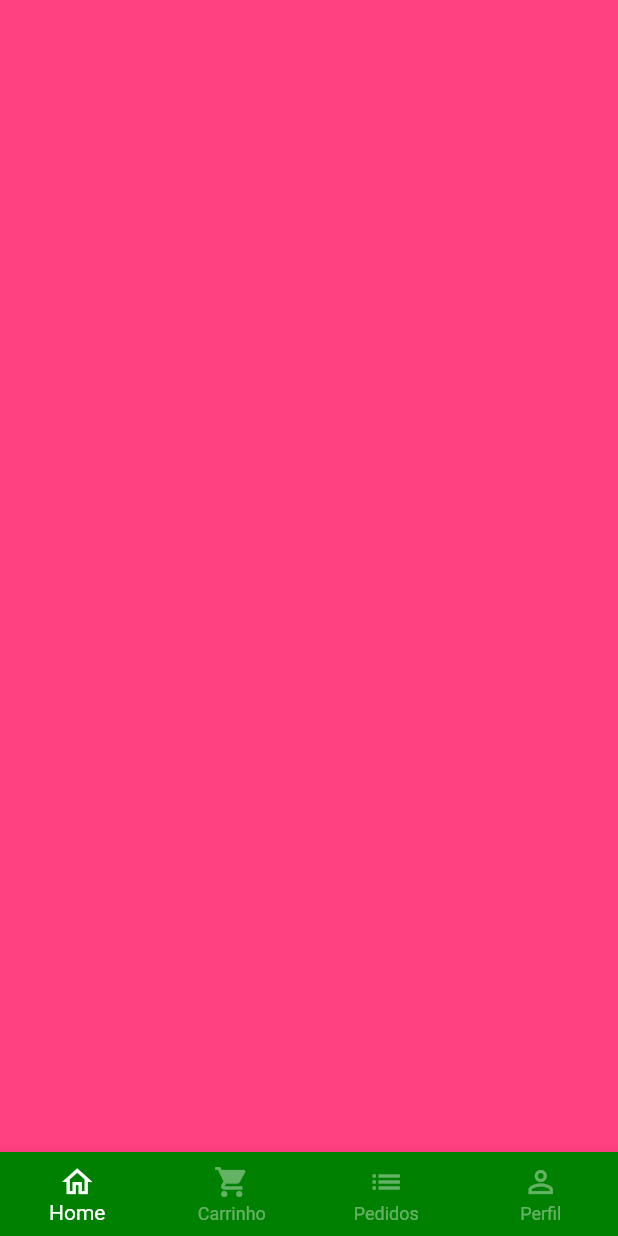
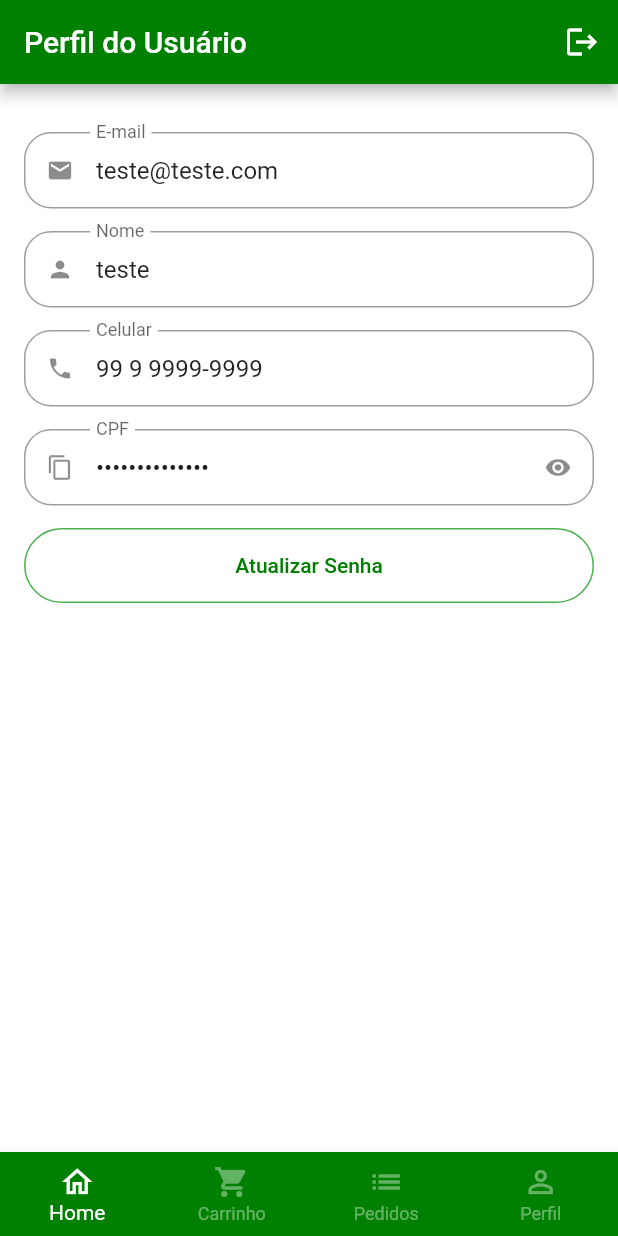
Before and after one commit to laisriquieri/hortifruti-flutter, a Flutter app: the BaseScreen screen opened directly, swiped to page 4, on a phone screen of 412 x 824 dp. Run offline on Flutter 3.47's test engine with Material 2 defaults, Android fonts, the light colour scheme and no system bars; our stand-ins replace animated_text_kit, badges, mask_text_input_formatter.

Commit message:
parte do perfil

```diff
--- a/lib/src/config/app_data.dart
+++ b/lib/src/config/app_data.dart
@@ -1,5 +1,6 @@
 import 'package:app_comerce/src/models/cart_item_model.dart';
 import 'package:app_comerce/src/models/item_model.dart';
+import 'package:app_comerce/src/models/user_model.dart';
 
 ItemModel apple = ItemModel(
   description:
@@ -87,3 +88,10 @@ List<CartItemModel> cartItems = [
     quantity: 3,
   ),
 ];
+
+UserModel user = UserModel(
+    name: 'teste',
+    email: 'teste@teste.com',
+    phone: '99 9 9999-9999',
+    cpf: '999.999.999-99',
+    password: '');
--- /dev/null
+++ b/lib/src/models/user_model.dart
@@ -0,0 +1,15 @@
+class UserModel {
+  String name;
+  String email;
+  String phone;
+  String cpf;
+  String password;
+
+  UserModel({
+    required this.name,
+    required this.email,
+    required this.phone,
+    required this.cpf,
+    required this.password,
+  });
+}
--- a/lib/src/pages/auth/sign_up_screen.dart
+++ b/lib/src/pages/auth/sign_up_screen.dart
@@ -3,7 +3,7 @@ import 'package:app_comerce/src/config/custom_colors.dart';
 import 'package:flutter/material.dart';
 import 'package:mask_text_input_formatter/mask_text_input_formatter.dart';
 
-import 'components/custom_text_field.dart';
+import '../cummon_widgets/custom_text_field.dart';
 
 class SignUpScreen extends StatelessWidget {
   SignUpScreen({Key? key}) : super(key: key);
--- a/lib/src/pages/auth/sing_in_screen.dart
+++ b/lib/src/pages/auth/sing_in_screen.dart
@@ -5,7 +5,7 @@ import 'package:app_comerce/src/config/custom_colors.dart';
 import 'package:app_comerce/src/pages/auth/sign_up_screen.dart';
 import 'package:flutter/material.dart';
 import '../base/base_screen.dart';
-import 'components/custom_text_field.dart';
+import '../cummon_widgets/custom_text_field.dart';
 
 
 
--- a/lib/src/pages/base/base_screen.dart
+++ b/lib/src/pages/base/base_screen.dart
@@ -1,6 +1,7 @@
 
 import 'package:app_comerce/src/config/custom_colors.dart';
 import 'package:app_comerce/src/pages/cart/cart_tab.dart';
+import 'package:app_comerce/src/pages/profile/profile_tab.dart';
 import 'package:flutter/material.dart';
 
 import '../home/home_tab.dart';
@@ -27,9 +28,9 @@ class _BaseScreenState extends State<BaseScreen> {
         controller: pageController,
         children: [
           const HomeTab(),
-          CartTab(),
+          const CartTab(),
           Container(color: Colors.greenAccent, ),
-          Container(color: Colors.pinkAccent, ),
+          const ProfileTab(),
         ],
       ),
       bottomNavigationBar: BottomNavigationBar(
--- a/lib/src/pages/auth/components/custom_text_field.dart
+++ b/lib/src/pages/cummon_widgets/custom_text_field.dart
@@ -8,6 +8,8 @@ class CustomTextField extends StatefulWidget {
   final String label;
   final bool isSecret;
   final List<TextInputFormatter>? inputFormatters;
+  final String? initialValue;
+  final bool readOnly;
 
 
   const CustomTextField({
@@ -16,6 +18,8 @@ class CustomTextField extends StatefulWidget {
     required this.label,
     this.isSecret = false,
     this.inputFormatters,
+    this.initialValue,
+    this.readOnly = false,
   }) : super(key: key);
 
   @override
@@ -38,6 +42,9 @@ class _CustomTextFieldState extends State<CustomTextField> {
         bottom: 15
       ),
       child: TextFormField(
+        readOnly: widget.readOnly,
+        initialValue: widget.initialValue,
+
         inputFormatters: widget.inputFormatters,
         obscureText: isObscure,
         decoration: InputDecoration(
--- /dev/null
+++ b/lib/src/pages/profile/profile_tab.dart
@@ -0,0 +1,80 @@
+import 'package:app_comerce/src/pages/cummon_widgets/custom_text_field.dart';
+import 'package:flutter/material.dart';
+import 'package:app_comerce/src/config/app_data.dart' as appData;
+
+class ProfileTab extends StatelessWidget {
+  const ProfileTab({Key? key}) : super(key: key);
+
+  @override
+  Widget build(BuildContext context) {
+    return Scaffold(
+      appBar: AppBar(
+        title: const Text(
+          'Perfil do Usuário',
+        ),
+        actions: [
+          IconButton(
+            onPressed: () {},
+            icon: const Icon(
+              Icons.logout,
+            ),
+          ),
+        ],
+      ),
+      body: ListView(
+        physics: const BouncingScrollPhysics(),
+        padding: const EdgeInsets.fromLTRB(16, 32, 16, 16),
+        children: [
+          //Email
+          CustomTextField(
+              readOnly: true,
+              initialValue: appData.user.email,
+              icon: Icons.email,
+              label: 'E-mail'),
+
+          //Nome
+          CustomTextField(
+              readOnly: true,
+              initialValue: appData.user.name,
+              icon: Icons.person,
+              label: 'Nome'),
+
+          //Celular
+          CustomTextField(
+              readOnly: true,
+              initialValue: appData.user.phone,
+              icon: Icons.phone,
+              label: 'Celular'),
+
+          //CPF
+          CustomTextField(
+            readOnly: true,
+            initialValue: appData.user.cpf,
+            icon: Icons.copy,
+            label: 'CPF',
+            isSecret: true,
+          ),
+
+          //Botão atualizar senha
+          SizedBox(
+            height: 50,
+            child: OutlinedButton(
+              style: OutlinedButton.styleFrom(
+                side: const BorderSide(
+                  color: Colors.green,
+                ),
+                shape: RoundedRectangleBorder(
+                  borderRadius: BorderRadius.circular(50),
+                )
+              ),
+              onPressed: () {},
+              child: const Text(
+                'Atualizar Senha',
+              ),
+            ),
+          ),
+        ],
+      ),
+    );
+  }
+}
```
Lines whose indentation alone changed are shown as unchanged.
